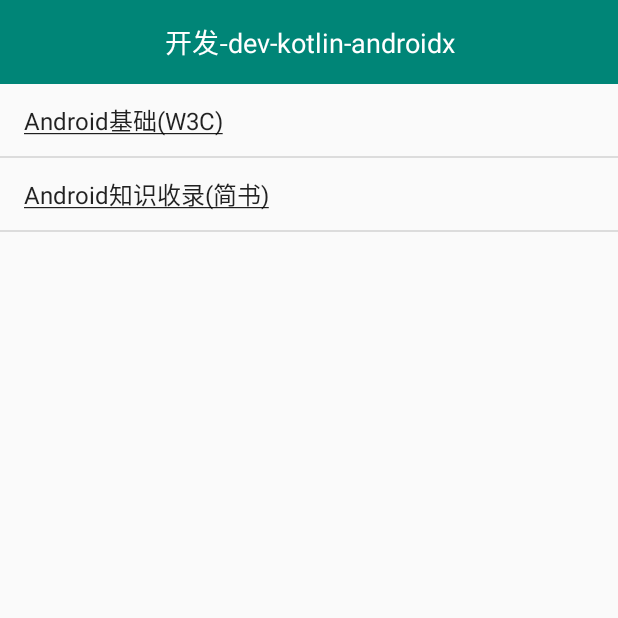
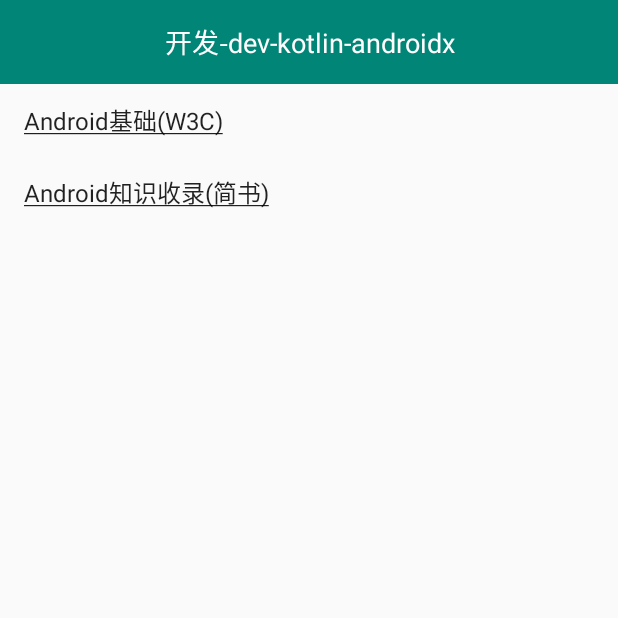
Before and after one commit to Leo0618/dev-kotlin-androidx, an Android app: the MainActivity screen opened directly, with no data from a screen before it, on a phone screen of 412 x 824 dp, the top half of it. Run offline under Robolectric (Android 15) with nearby library versions, the phone set to English and light mode, and no system bars.

Commit message:
change ui

```diff
--- a/app/src/main/java/vip/okfood/ktx/ui/CommWebActivity.kt
+++ b/app/src/main/java/vip/okfood/ktx/ui/CommWebActivity.kt
@@ -74,12 +74,11 @@ class CommWebActivity: AppCompatActivity() {
     }
 
     override fun onBackPressed() {
-        super.onBackPressed()
         if (wv.canGoBack()) {
             wv.goBack()
-            return
+        } else {
+            super.onBackPressed()
         }
-        finish()
     }
 
 }
--- a/app/src/main/java/vip/okfood/ktx/ui/MainActivity.kt
+++ b/app/src/main/java/vip/okfood/ktx/ui/MainActivity.kt
@@ -32,7 +32,6 @@ class MainActivity: AppCompatActivity() {
         mDataList.add(ItemData("Android知识收录(简书)", "https://www.jianshu.com/c/3fde3b545a35"))
 
         listUI.adapter = MyAdapter(this, android.R.layout.simple_list_item_1, mDataList)
-
         listUI.setOnItemClickListener { _, _, position, _ ->
             val itemData: ItemData = mDataList[position]
             val intent = Intent(this, CommWebActivity::class.java)
--- a/app/src/main/res/layout/activity_main.xml
+++ b/app/src/main/res/layout/activity_main.xml
@@ -11,5 +11,7 @@
     <ListView
         android:id="@+id/listUI"
         android:layout_width="match_parent"
-        android:layout_height="match_parent" />
+        android:layout_height="match_parent"
+        android:divider="@null"
+        android:dividerHeight="0dp" />
 </LinearLayout>
```
Also changed, not shown: 1 other file.
